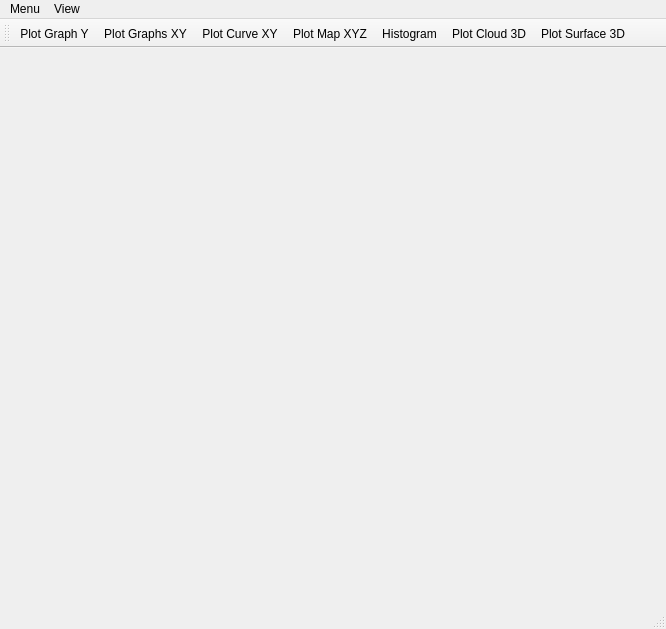
gobelin88/graphy, file mainwindow.ui: the form before one commit.
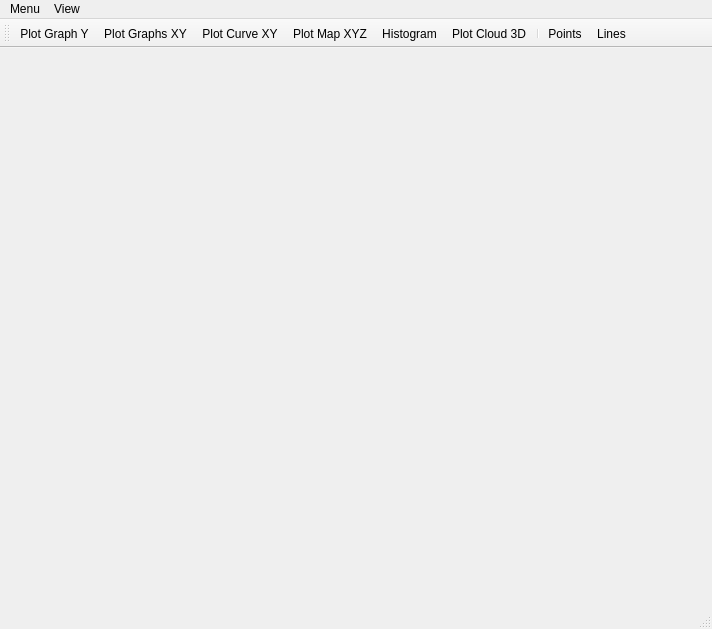
The form after the commit.

What changed in the file:
```diff
--- a/mainwindow.ui
+++ b/mainwindow.ui
@@ -6,7 +6,7 @@
    <rect>
     <x>0</x>
     <y>0</y>
-    <width>666</width>
+    <width>712</width>
     <height>629</height>
    </rect>
   </property>
@@ -15,30 +15,12 @@
   </property>
   <widget class="QWidget" name="centralWidget"/>
   <widget class="QStatusBar" name="statusBar"/>
-  <widget class="QToolBar" name="toolbar">
-   <property name="windowTitle">
-    <string>toolBar</string>
-   </property>
-   <attribute name="toolBarArea">
-    <enum>TopToolBarArea</enum>
-   </attribute>
-   <attribute name="toolBarBreak">
-    <bool>false</bool>
-   </attribute>
-   <addaction name="actionPlot_GraphY"/>
-   <addaction name="actionPlot_GraphXY"/>
-   <addaction name="actionPlot_CurveXY"/>
-   <addaction name="actionPlot_MapXYZ"/>
-   <addaction name="actionHistogram"/>
-   <addaction name="actionPlot_Cloud_3D"/>
-   <addaction name="actionPlot_Surface_3D"/>
-  </widget>
   <widget class="QMenuBar" name="menuBar">
    <property name="geometry">
     <rect>
      <x>0</x>
      <y>0</y>
-     <width>666</width>
+     <width>712</width>
      <height>21</height>
     </rect>
    </property>
@@ -61,6 +43,26 @@
    <addaction name="menuMenu"/>
    <addaction name="menuView"/>
   </widget>
+  <widget class="QToolBar" name="toolbar">
+   <property name="windowTitle">
+    <string>toolBar</string>
+   </property>
+   <attribute name="toolBarArea">
+    <enum>TopToolBarArea</enum>
+   </attribute>
+   <attribute name="toolBarBreak">
+    <bool>false</bool>
+   </attribute>
+   <addaction name="actionPlot_GraphY"/>
+   <addaction name="actionPlot_GraphXY"/>
+   <addaction name="actionPlot_CurveXY"/>
+   <addaction name="actionPlot_MapXYZ"/>
+   <addaction name="actionHistogram"/>
+   <addaction name="actionPlot_Cloud_3D"/>
+   <addaction name="separator"/>
+   <addaction name="actionPoints"/>
+   <addaction name="actionLines"/>
+  </widget>
   <action name="actionOpen">
    <property name="text">
     <string>Open</string>
@@ -172,6 +174,22 @@
     <string>Plot Surface 3D</string>
    </property>
   </action>
+  <action name="actionPoints">
+   <property name="checkable">
+    <bool>true</bool>
+   </property>
+   <property name="text">
+    <string>Points</string>
+   </property>
+  </action>
+  <action name="actionLines">
+   <property name="checkable">
+    <bool>true</bool>
+   </property>
+   <property name="text">
+    <string>Lines</string>
+   </property>
+  </action>
  </widget>
  <layoutdefault spacing="6" margin="11"/>
  <resources/>
```
